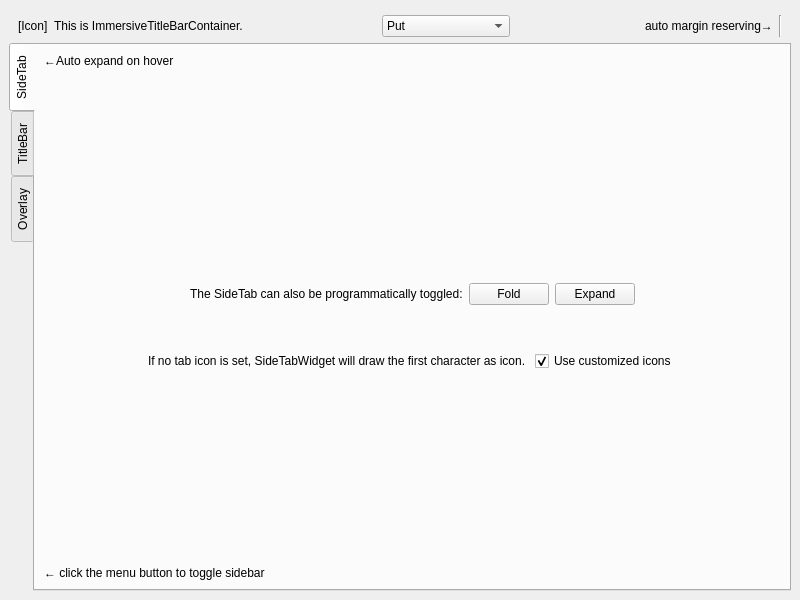
du33169/QoreWidgets, file gallery/main.ui: the form before one commit.
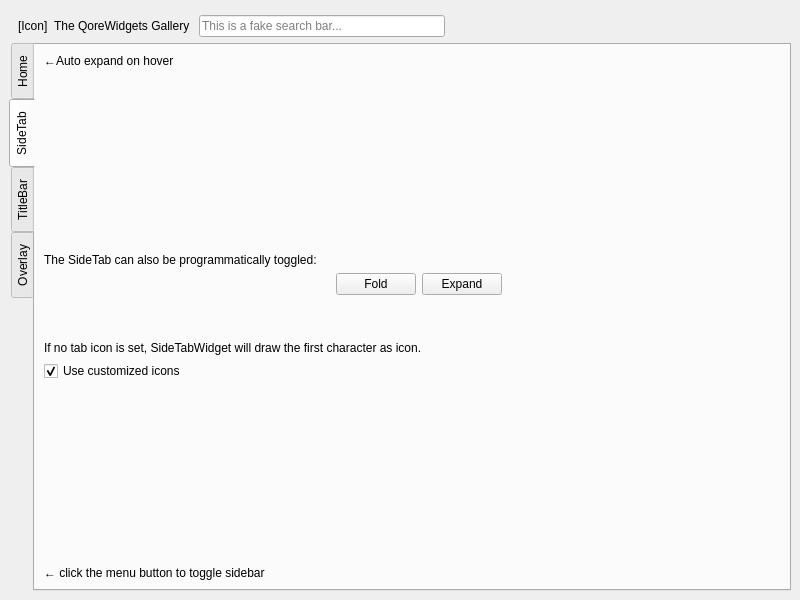
The form after the commit. The open tabs and pages were chosen to show the change. Icons and pictures are not drawn. Custom widgets are drawn as their Qt base class.

Patch:
```diff
--- a/gallery/main.ui
+++ b/gallery/main.ui
@@ -37,7 +37,20 @@
        <item>
         <widget class="QLabel" name="label_title">
          <property name="text">
-          <string>This is ImmersiveTitleBarContainer. </string>
+          <string>The QoreWidgets Gallery </string>
+         </property>
+        </widget>
+       </item>
+       <item>
+        <widget class="QLineEdit" name="lineEdit">
+         <property name="frame">
+          <bool>true</bool>
+         </property>
+         <property name="placeholderText">
+          <string>This is a fake search bar...</string>
+         </property>
+         <property name="clearButtonEnabled">
+          <bool>true</bool>
          </property>
         </widget>
        </item>
@@ -58,57 +71,28 @@
         </spacer>
        </item>
        <item>
-        <widget class="QComboBox" name="comboBox">
-         <property name="sizePolicy">
-          <sizepolicy hsizetype="Expanding" vsizetype="Fixed">
-           <horstretch>0</horstretch>
-           <verstretch>0</verstretch>
-          </sizepolicy>
+        <widget class="QPushButton" name="btn_scrshot">
+         <property name="text">
+          <string/>
          </property>
-         <item>
-          <property name="text">
-           <string>Put</string>
-          </property>
-         </item>
-         <item>
-          <property name="text">
-           <string>any widget</string>
-          </property>
-         </item>
-         <item>
-          <property name="text">
-           <string>you like</string>
-          </property>
-         </item>
-        </widget>
-       </item>
-       <item>
-        <spacer name="horizontalSpacer_3">
-         <property name="orientation">
-          <enum>Qt::Orientation::Horizontal</enum>
+         <property name="icon">
+          <iconset theme=":/icons/camera"/>
          </property>
-         <property name="sizeType">
-          <enum>QSizePolicy::Policy::Expanding</enum>
+         <property name="flat">
+          <bool>true</bool>
          </property>
-         <property name="sizeHint" stdset="0">
-          <size>
-           <width>40</width>
-           <height>20</height>
-          </size>
-         </property>
-        </spacer>
+        </widget>
        </item>
        <item>
-        <widget class="QLabel" name="label">
+        <widget class="QPushButton" name="btn_settings">
          <property name="text">
-          <string>auto margin reserving→</string>
+          <string/>
          </property>
-        </widget>
-       </item>
-       <item>
-        <widget class="Line" name="line">
-         <property name="orientation">
-          <enum>Qt::Orientation::Vertical</enum>
+         <property name="icon">
+          <iconset theme=":/icons/settings"/>
+         </property>
+         <property name="flat">
+          <bool>true</bool>
          </property>
         </widget>
        </item>
@@ -138,6 +122,26 @@
       <property name="tabBarAutoHide">
        <bool>false</bool>
       </property>
+      <widget class="QWidget" name="tab_home">
+       <attribute name="icon">
+        <iconset theme=":/icons/home"/>
+       </attribute>
+       <attribute name="title">
+        <string>Home</string>
+       </attribute>
+       <layout class="QHBoxLayout" name="horizontalLayout_5">
+        <item>
+         <widget class="QTextBrowser" name="textBrowser_home">
+          <property name="frameShape">
+           <enum>QFrame::Shape::NoFrame</enum>
+          </property>
+          <property name="openExternalLinks">
+           <bool>true</bool>
+          </property>
+         </widget>
+        </item>
+       </layout>
+      </widget>
       <widget class="QWidget" name="tab_sidetab">
        <attribute name="icon">
         <iconset theme=":/icons/sidebar"/>
@@ -167,12 +171,9 @@
          </spacer>
         </item>
         <item>
-         <widget class="QLabel" name="label_foldState">
+         <widget class="QLabel" name="label_toggle_prompt">
           <property name="text">
-           <string/>
-          </property>
-          <property name="alignment">
-           <set>Qt::AlignmentFlag::AlignCenter</set>
+           <string>The SideTab can also be programmatically toggled:</string>
           </property>
          </widget>
         </item>
@@ -192,9 +193,12 @@
            </spacer>
           </item>
           <item>
-           <widget class="QLabel" name="label_toggle_prompt">
+           <widget class="QLabel" name="label_foldState">
             <property name="text">
-             <string>The SideTab can also be programmatically toggled:</string>
+             <string/>
+            </property>
+            <property name="alignment">
+             <set>Qt::AlignmentFlag::AlignCenter</set>
             </property>
            </widget>
           </item>
@@ -245,19 +249,6 @@
         </item>
         <item>
          <layout class="QHBoxLayout" name="horizontalLayout_3">
-          <item>
-           <spacer name="horizontalSpacer_5">
-            <property name="orientation">
-             <enum>Qt::Orientation::Horizontal</enum>
-            </property>
-            <property name="sizeHint" stdset="0">
-             <size>
-              <width>40</width>
-              <height>20</height>
-             </size>
-            </property>
-           </spacer>
-          </item>
           <item>
            <widget class="QLabel" name="label_2">
             <property name="text">
@@ -265,31 +256,18 @@
             </property>
            </widget>
           </item>
-          <item>
-           <widget class="QCheckBox" name="check_tabIcon">
-            <property name="text">
-             <string>Use customized icons</string>
-            </property>
-            <property name="checked">
-             <bool>true</bool>
-            </property>
-           </widget>
-          </item>
-          <item>
-           <spacer name="horizontalSpacer_6">
-            <property name="orientation">
-             <enum>Qt::Orientation::Horizontal</enum>
-            </property>
-            <property name="sizeHint" stdset="0">
-             <size>
-              <width>40</width>
-              <height>20</height>
-             </size>
-            </property>
-           </spacer>
-          </item>
          </layout>
         </item>
+        <item>
+         <widget class="QCheckBox" name="check_tabIcon">
+          <property name="text">
+           <string>Use customized icons</string>
+          </property>
+          <property name="checked">
+           <bool>true</bool>
+          </property>
+         </widget>
+        </item>
         <item>
          <spacer name="verticalSpacer_2">
           <property name="orientation">
```
Left out of the diff: 2 changed lines with no effect on the pictures.
